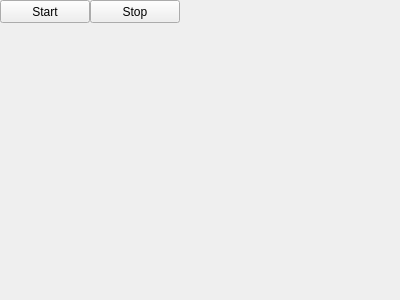
Before: the Qt Designer form src/monitor-qt/monitorform.ui in hhetter/smbtatools, drawn with Qt 5.
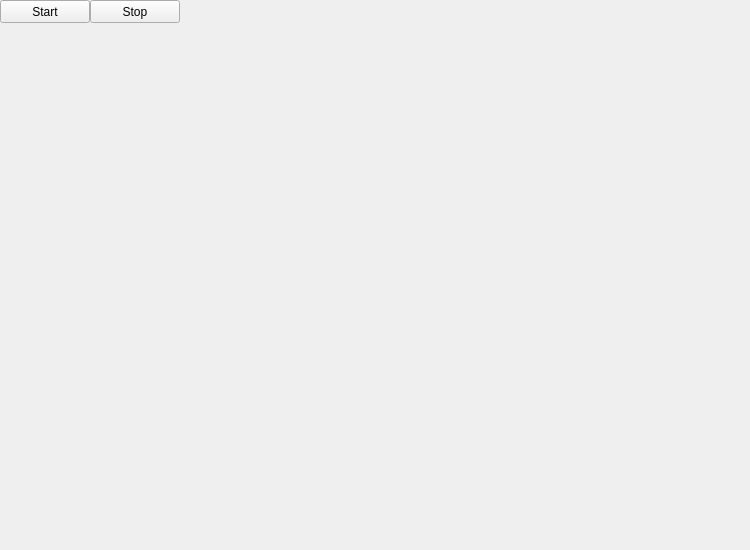
After: the same form once the commit is applied.

The edit to the form file:
```diff
--- a/src/monitor-qt/monitorform.ui
+++ b/src/monitor-qt/monitorform.ui
@@ -6,8 +6,8 @@
    <rect>
     <x>0</x>
     <y>0</y>
-    <width>400</width>
-    <height>300</height>
+    <width>750</width>
+    <height>550</height>
    </rect>
   </property>
   <property name="windowTitle">
@@ -45,10 +45,10 @@
    </property>
    <property name="geometry">
     <rect>
-     <x>40</x>
-     <y>50</y>
-     <width>331</width>
-     <height>201</height>
+     <x>0</x>
+     <y>40</y>
+     <width>741</width>
+     <height>501</height>
     </rect>
    </property>
   </widget>
```
